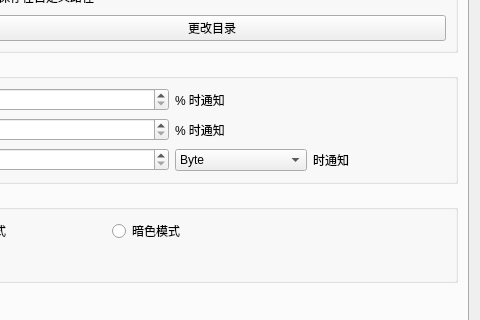
Old version of the form dde-dock-plugin/WinDdeDockSetting.ui in the repository XMuli/NetSpeed; both pictures show x 269 to 749 and y 120 to 440 of the 749 by 739 pixel window.
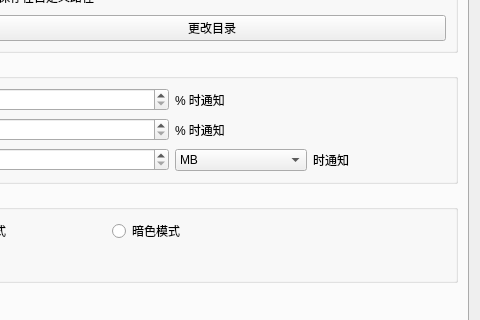
New version of the form.

Diff of the .ui file:
```diff
--- a/dde-dock-plugin/WinDdeDockSetting.ui
+++ b/dde-dock-plugin/WinDdeDockSetting.ui
@@ -779,11 +779,6 @@
           </item>
           <item row="3" column="2">
            <widget class="QComboBox" name="comboBoxNetNumUnit">
-            <item>
-             <property name="text">
-              <string>Byte</string>
-             </property>
-            </item>
             <item>
              <property name="text">
               <string>MB</string>
```
Left out of the diff: 36 changed lines with no effect on the pictures.
